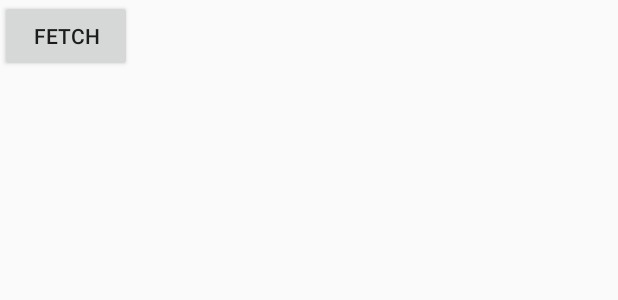
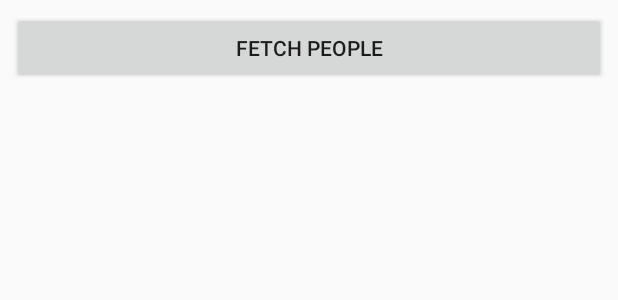
Before and after one commit to Czilis/bakeryTask, an Android app: the layout activity_main.xml on its own in the app's theme, with its tools: preview values and no code run, on a phone screen of 412 x 824 dp. Shown: the top 300 px of the screen. Run offline under Robolectric (Android 15) with nearby library versions, the phone set to English and light mode, and no system bars; network calls fail.

```diff
--- a/BakeryApp/app/src/main/java/smagabakery/com/bakeryapp/data/repository/PeopleRepository.kt
+++ b/BakeryApp/app/src/main/java/smagabakery/com/bakeryapp/data/repository/PeopleRepository.kt
@@ -2,7 +2,10 @@ package smagabakery.com.bakeryapp.data.repository
 
 import io.reactivex.Single
 import smagabakery.com.bakeryapp.data.model.People
+import smagabakery.com.bakeryapp.data.model.Person
 
 interface PeopleRepository {
     fun getPeople(): Single<People>
+
+    fun deletePerson(person: Person)
 }
--- a/BakeryApp/app/src/main/res/layout/activity_main.xml
+++ b/BakeryApp/app/src/main/res/layout/activity_main.xml
@@ -1,5 +1,6 @@
 <?xml version="1.0" encoding="utf-8"?>
 <android.support.constraint.ConstraintLayout xmlns:android="http://schemas.android.com/apk/res/android"
+    xmlns:app="http://schemas.android.com/apk/res-auto"
     xmlns:tools="http://schemas.android.com/tools"
     android:layout_width="match_parent"
     android:layout_height="match_parent"
@@ -7,12 +8,26 @@
 
     <Button
         android:id="@+id/btnFetch"
-        android:layout_width="wrap_content"
+        android:layout_width="match_parent"
         android:layout_height="wrap_content"
-        android:text="FETCh" />
+        android:layout_marginLeft="8dp"
+        android:layout_marginRight="8dp"
+        android:layout_marginTop="8dp"
+        android:text="FETCH PEOPLE"
+        app:layout_constraintLeft_toLeftOf="parent"
+        app:layout_constraintRight_toRightOf="parent"
+        app:layout_constraintTop_toTopOf="parent" />
 
     <android.support.v7.widget.RecyclerView
         android:id="@+id/recyclerPeople"
-        android:layout_width="match_parent"
-        android:layout_height="match_parent" />
+        android:layout_width="0dp"
+        android:layout_height="0dp"
+        android:layout_marginRight="8dp"
+        app:layout_constraintRight_toRightOf="parent"
+        android:layout_marginTop="0dp"
+        app:layout_constraintTop_toBottomOf="@+id/btnFetch"
+        android:layout_marginLeft="8dp"
+        app:layout_constraintLeft_toLeftOf="parent"
+        app:layout_constraintBottom_toBottomOf="parent"
+        android:layout_marginBottom="8dp" />
 </android.support.constraint.ConstraintLayout>
```
Also changed, not shown: BakeryApp/app/src/main/java/smagabakery/com/bakeryapp/data/repository/DefaultPeopleRepository.kt (+11 -1 lines), BakeryApp/app/src/main/java/smagabakery/com/bakeryapp/ui/peoplelist/MainActivity.kt (+20 -6 lines), BakeryApp/app/src/main/java/smagabakery/com/bakeryapp/ui/peoplelist/PeopleListAdapter.kt (+4 -6 lines), BakeryApp/app/src/main/java/smagabakery/com/bakeryapp/ui/peoplelist/PeopleListPresenter.kt (+11 -0 lines).
